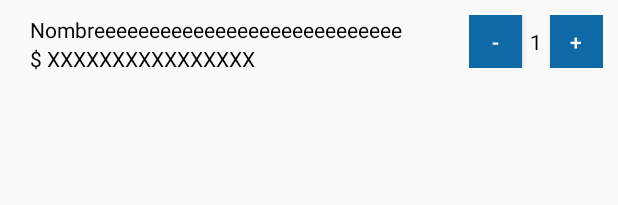
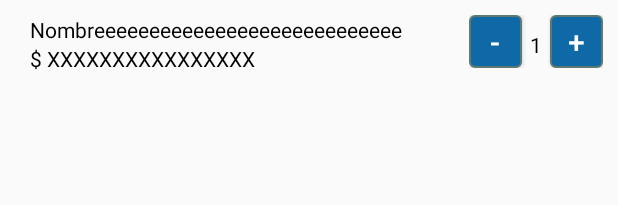
Before and after one commit to COSW2017/PanComido-App, an Android app: the layout restaurant_row_item.xml on its own in the app's theme, with its tools: preview values and no code run, on a phone screen of 412 x 824 dp. Shown: the top 205 px of the screen. Run offline under Robolectric (Android 15) with nearby library versions, the light colour scheme and no system bars.

Commit message:
Order detail fixed

```diff
--- /dev/null
+++ b/app/src/main/res/drawable/mybutton.xml
@@ -0,0 +1,24 @@
+<?xml version="1.0" encoding="utf-8"?>
+<selector xmlns:android="http://schemas.android.com/apk/res/android" >
+    <item android:state_pressed="true" >
+        <shape android:shape="rectangle"  >
+            <corners android:radius="6dip" />
+            <stroke android:width="1dip" android:color="@color/blue_hover" />
+            <gradient android:angle="-90" android:startColor="@color/blue_hover" android:endColor="@color/blue_hover"  />
+        </shape>
+    </item>
+    <item android:state_focused="true">
+        <shape android:shape="rectangle"  >
+            <corners android:radius="3dip" />
+            <stroke android:width="1dip" android:color="#093d60" />
+            <solid android:color="#093d60"/>
+        </shape>
+    </item>
+    <item >
+        <shape android:shape="rectangle"  >
+            <corners android:radius="3dip" />
+            <stroke android:width="1dip" android:color="#5e7974" />
+            <gradient android:angle="-90" android:startColor="@color/colorPrimary" android:endColor="@color/colorPrimary" />
+        </shape>
+    </item>
+</selector>
--- a/app/src/main/res/layout/dish_row.xml
+++ b/app/src/main/res/layout/dish_row.xml
@@ -68,7 +68,8 @@ android:layout_height="wrap_content">
             android:layout_height="50dp"
             android:layout_centerVertical="true"
             android:text="+"
-            android:background="@color/colorPrimary"
+            android:textSize="30sp"
+            android:background="@drawable/mybutton"
             android:textColor="@android:color/white"
             android:layout_alignParentRight="true"/>
 
--- a/app/src/main/res/layout/restaurant_row_item.xml
+++ b/app/src/main/res/layout/restaurant_row_item.xml
@@ -44,7 +44,8 @@
             android:layout_height="35dp"
             android:text="@string/minus"
             android:textColor="@android:color/white"
-            android:background="@color/colorPrimary"/>
+            android:textSize="20sp"
+            android:background="@drawable/mybutton"/>
 
         <TextView
             android:id="@+id/dish_quanty_row"
@@ -62,7 +63,8 @@
             android:layout_width="35dp"
             android:layout_height="35dp"
             android:textColor="@android:color/white"
-            android:background="@color/colorPrimary"/>
+            android:textSize="20sp"
+            android:background="@drawable/mybutton"/>
 
     </LinearLayout>
 
--- a/app/src/main/res/values/colors.xml
+++ b/app/src/main/res/values/colors.xml
@@ -6,4 +6,5 @@
     <color name="white_transparent">#D9FFFFFF</color>
     <color name="red">#ff2c2c</color>
     <color name="green">#5CCC6E</color>
+    <color name="blue_hover">#1890e2</color>
 </resources>
```
Also changed, not shown: app/src/main/java/cosw/eci/edu/pancomido/data/adapter/ExpandableListAdapter.java (+18 -16 lines).
